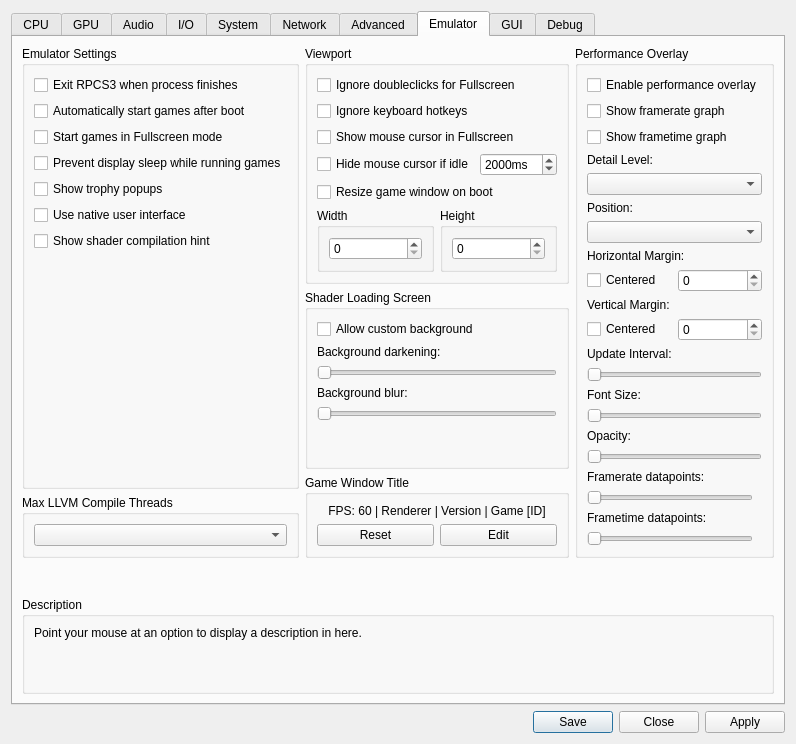
RPCS3/rpcs3, file rpcs3/rpcs3qt/settings_dialog.ui: the form before one commit.
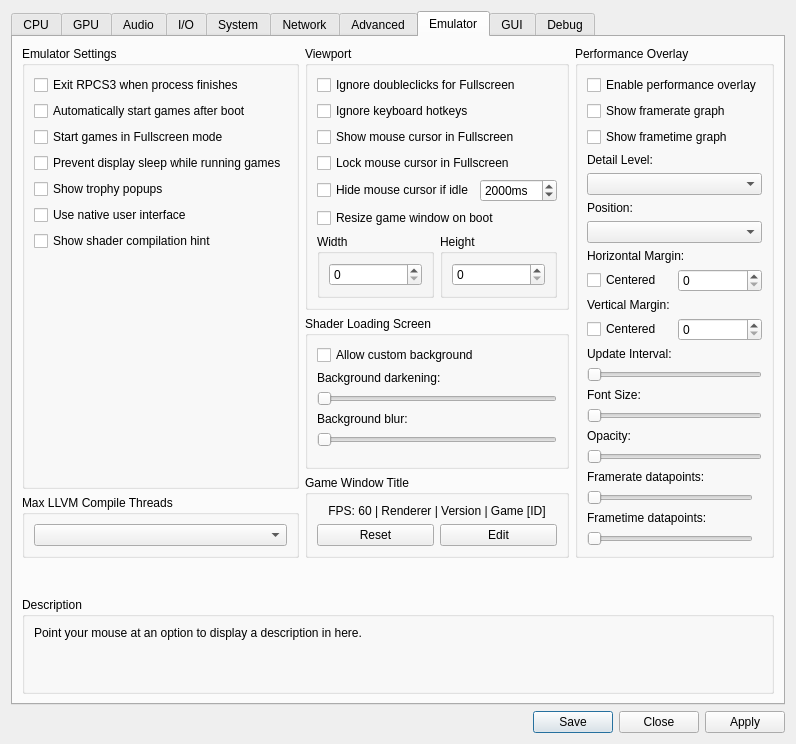
The form after the commit. The open tabs and pages were chosen to show the change. Icons and pictures are not drawn.

Commit message: Qt: add fullscreen mouse lock setting

Patch:
```diff
--- a/rpcs3/rpcs3qt/settings_dialog.ui
+++ b/rpcs3/rpcs3qt/settings_dialog.ui
@@ -2436,6 +2436,13 @@
                 </property>
                </widget>
               </item>
+              <item>
+               <widget class="QCheckBox" name="gs_lockMouseInFullscreen">
+                <property name="text">
+                 <string>Lock mouse cursor in Fullscreen</string>
+                </property>
+               </widget>
+              </item>
               <item>
                <widget class="QWidget" name="gs_hideMouseOnIdle_widget" native="true">
                 <layout class="QHBoxLayout" name="gs_hideMouseOnIdle_layout" stretch="0,0">
```
The commit also changes 5 other files.
